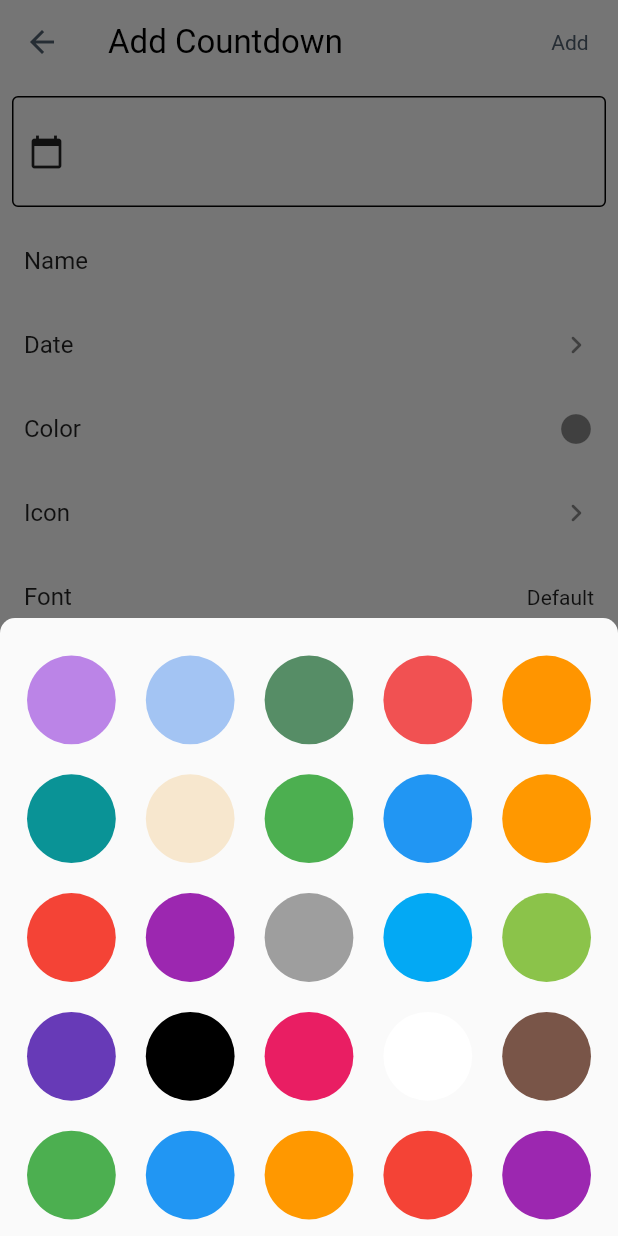
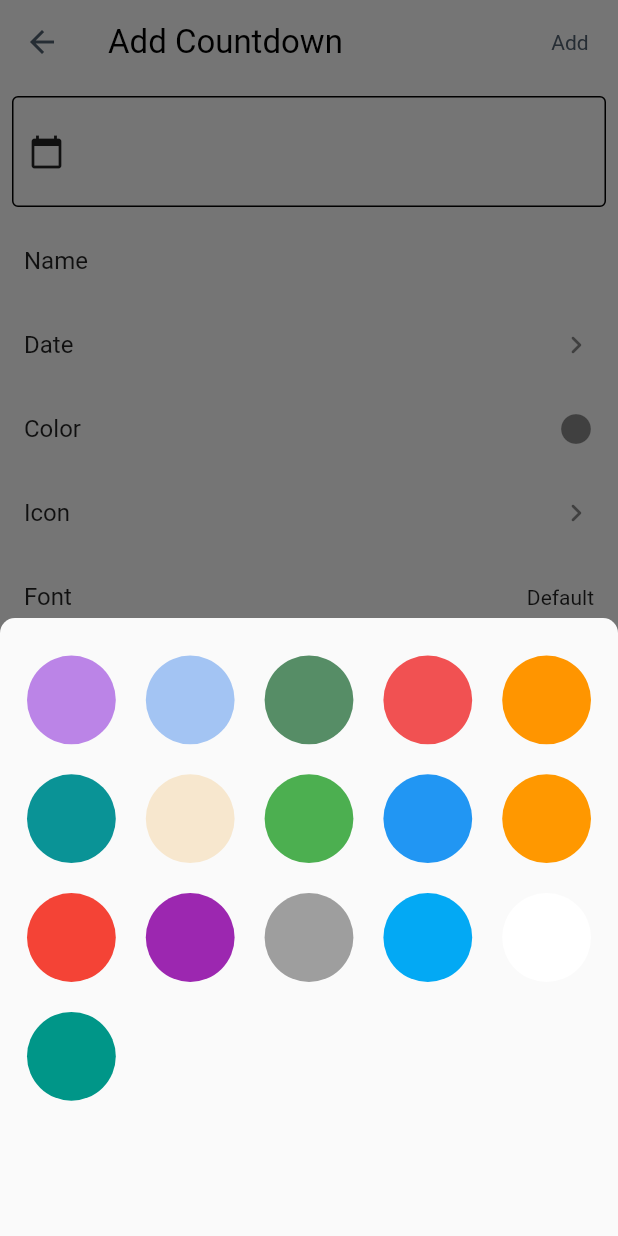
Before and after one commit to chrisstayte/Countdowns, a Flutter app: the AddCountdownPage screen opened directly, after a tap on "Color", on a phone screen of 412 x 824 dp. Run offline on Flutter 3.47's test engine with Material 2 defaults, Android fonts, the phone set to English and light mode, and no system bars; our stand-ins replace auto_size_text, package_info_plus; missing offline and left inert: dart:ffi, store_redirect.

```diff
--- /dev/null
+++ b/font_licenses/GoodTimes.txt
@@ -0,0 +1,3 @@
+I got this from https://www.dafont.com/good-times.font.
+
+Says it's 100% free.
--- /dev/null
+++ b/font_licenses/NewWaltDisney.txt
@@ -0,0 +1,2 @@
+license: Freeware
+link: https://www.fontspace.com/sunny-spells-font-f68393
--- /dev/null
+++ b/font_licenses/Starjedi.txt
@@ -0,0 +1,3 @@
+I got this from https://www.dafont.com/star-jedi.font
+
+Says it's 100% free.
--- /dev/null
+++ b/font_licenses/Sunnyspells.txt
@@ -0,0 +1,2 @@
+license: Freeware
+link: https://www.fontspace.com/sunny-spells-font-f68393
--- a/lib/widgets/color_picker_material_modal.dart
+++ b/lib/widgets/color_picker_material_modal.dart
@@ -40,51 +40,8 @@ class _ColorPickerMaterialModalState extends State<ColorPickerMaterialModal> {
     Colors.purple,
     Colors.grey,
     Colors.lightBlue,
-    Colors.lightGreen,
-    Colors.deepPurple,
-    Colors.black,
-    Colors.pink,
     Colors.white,
-    Colors.brown,
-    Colors.green,
-    Colors.blue,
-    Colors.orange,
-    Colors.red,
-    Colors.purple,
-    Colors.grey,
-    Colors.lightBlue,
-    Colors.lightGreen,
-    Colors.deepPurple,
-    Colors.black,
-    Colors.pink,
-    Colors.white,
-    Colors.brown,
-    Colors.green,
-    Colors.blue,
-    Colors.orange,
-    Colors.red,
-    Colors.purple,
-    Colors.grey,
-    Colors.lightBlue,
-    Colors.lightGreen,
-    Colors.deepPurple,
-    Colors.black,
-    Colors.pink,
-    Colors.white,
-    Colors.brown,
-    Colors.green,
-    Colors.blue,
-    Colors.orange,
-    Colors.red,
-    Colors.purple,
-    Colors.grey,
-    Colors.lightBlue,
-    Colors.lightGreen,
-    Colors.deepPurple,
-    Colors.black,
-    Colors.pink,
-    Colors.white,
-    Colors.brown,
+    Colors.teal,
   ];
 
   @override
```
Also changed, not shown: font_licenses/CarnivaleeFreakshow.txt (added, +37 -0 lines), font_licenses/ComicNeue.txt (added, +7 -0 lines), font_licenses/LibreBaskerville.txt (added, +7 -0 lines), font_licenses/Roboto.txt (added, +7 -0 lines), lib/screens/add_countdown_page.dart (+18 -21 lines), lib/widgets/font_picker_material_modal.dart (+15 -3 lines), pubspec.yaml (+16 -1 lines), fonts/LuxuriousRoman-Regular.ttf (added), fonts/NewWaltDisney.ttf (added), fonts/Starjedi.ttf (added), fonts/Sunnyspells.otf (added).
